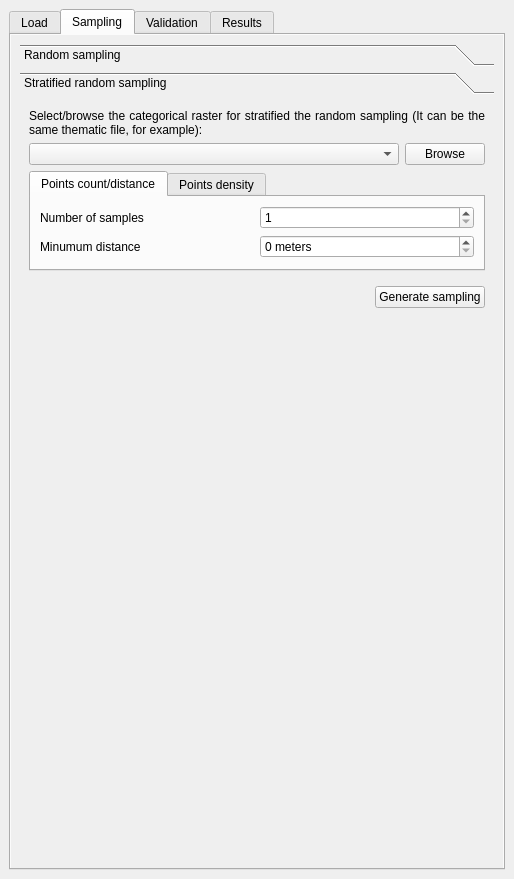
Old version of the form ui/acatama_dockwidget_base.ui in the repository SMByC/AcATaMa.
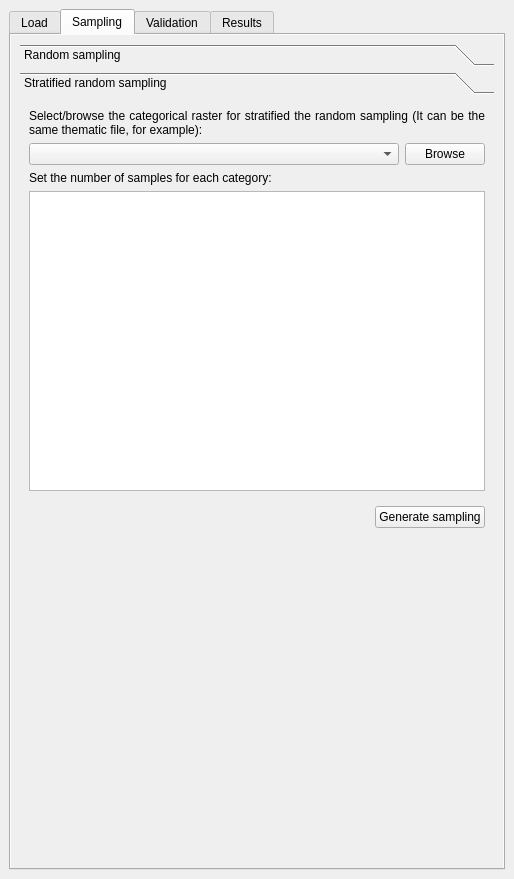
New version of the form.

Commit message: Implemented the function for fill the pixel and color table for selected categorical raster for set the number of samples for each category in stratified random sampling

The edit to the form file:
```diff
--- a/ui/acatama_dockwidget_base.ui
+++ b/ui/acatama_dockwidget_base.ui
@@ -722,90 +722,20 @@
                     </widget>
                    </item>
                    <item>
-                    <widget class="QTabWidget" name="tabWidget_3">
-                     <property name="sizePolicy">
-                      <sizepolicy hsizetype="Preferred" vsizetype="Preferred">
-                       <horstretch>0</horstretch>
-                       <verstretch>0</verstretch>
-                      </sizepolicy>
+                    <widget class="QLabel" name="label_6">
+                     <property name="text">
+                      <string>Set the number of samples for each category:</string>
                      </property>
-                     <property name="currentIndex">
-                      <number>0</number>
+                    </widget>
+                   </item>
+                   <item>
+                    <widget class="QTableWidget" name="table_pixel_colors_SRS">
+                     <property name="minimumSize">
+                      <size>
+                       <width>0</width>
+                       <height>300</height>
+                      </size>
                      </property>
-                     <widget class="QWidget" name="tab_4">
-                      <attribute name="title">
-                       <string>Points count/distance</string>
-                      </attribute>
-                      <layout class="QGridLayout" name="gridLayout_5">
-                       <item row="0" column="0">
-                        <widget class="QLabel" name="label_18">
-                         <property name="text">
-                          <string>Number of samples</string>
-                         </property>
-                        </widget>
-                       </item>
-                       <item row="1" column="0">
-                        <widget class="QLabel" name="label_19">
-                         <property name="text">
-                          <string>Minumum distance</string>
-                         </property>
-                        </widget>
-                       </item>
-                       <item row="1" column="1">
-                        <widget class="QSpinBox" name="minDistance_SRS">
-                         <property name="suffix">
-                          <string> meters</string>
-                         </property>
-                         <property name="maximum">
-                          <number>99999</number>
-                         </property>
-                        </widget>
-                       </item>
-                       <item row="0" column="1">
-                        <widget class="QSpinBox" name="numberOfSamples_SRS">
-                         <property name="minimum">
-                          <number>1</number>
-                         </property>
-                         <property name="maximum">
-                          <number>999999</number>
-                         </property>
-                        </widget>
-                       </item>
-                      </layout>
-                     </widget>
-                     <widget class="QWidget" name="tab_5">
-                      <attribute name="title">
-                       <string>Points density</string>
-                      </attribute>
-                      <layout class="QGridLayout" name="gridLayout_6">
-                       <item row="0" column="0">
-                        <widget class="QLabel" name="label_20">
-                         <property name="text">
-                          <string>Points density</string>
-                         </property>
-                        </widget>
-                       </item>
-                       <item row="0" column="1">
-                        <widget class="QDoubleSpinBox" name="doubleSpinBox_2">
-                         <property name="suffix">
-                          <string> points/m2</string>
-                         </property>
-                         <property name="decimals">
-                          <number>8</number>
-                         </property>
-                         <property name="maximum">
-                          <double>1.000000000000000</double>
-                         </property>
-                         <property name="singleStep">
-                          <double>0.000001000000000</double>
-                         </property>
-                         <property name="value">
-                          <double>0.000000000000000</double>
-                         </property>
-                        </widget>
-                       </item>
-                      </layout>
-                     </widget>
                     </widget>
                    </item>
                   </layout>
```
The commit also changes 3 other files.
